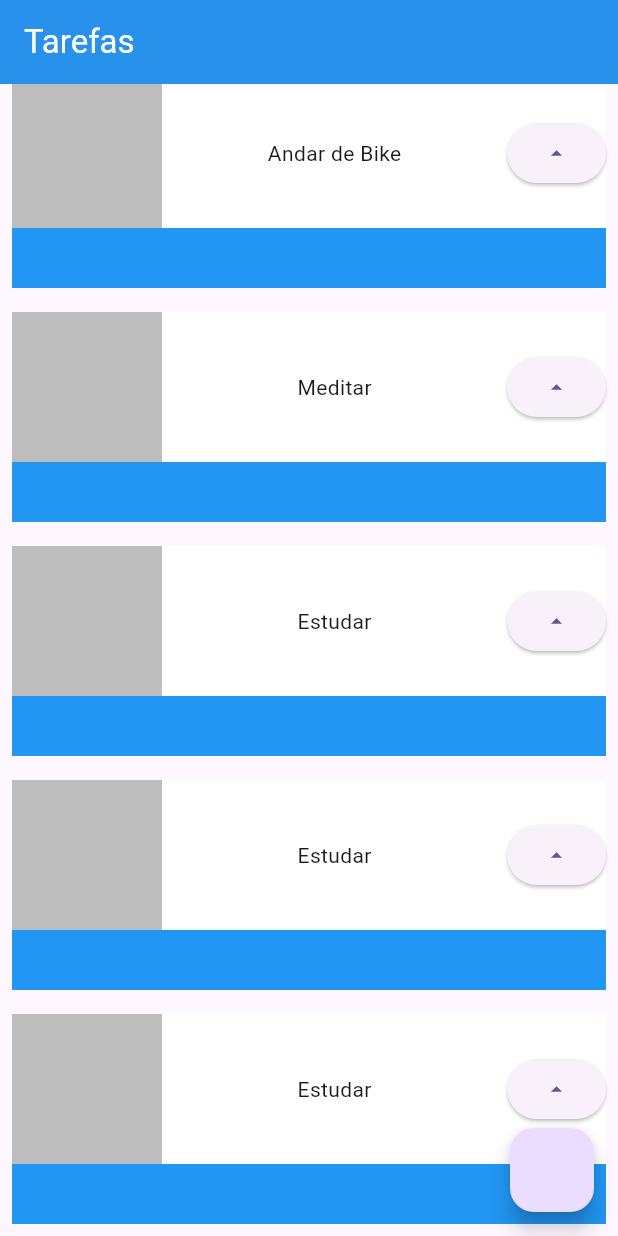
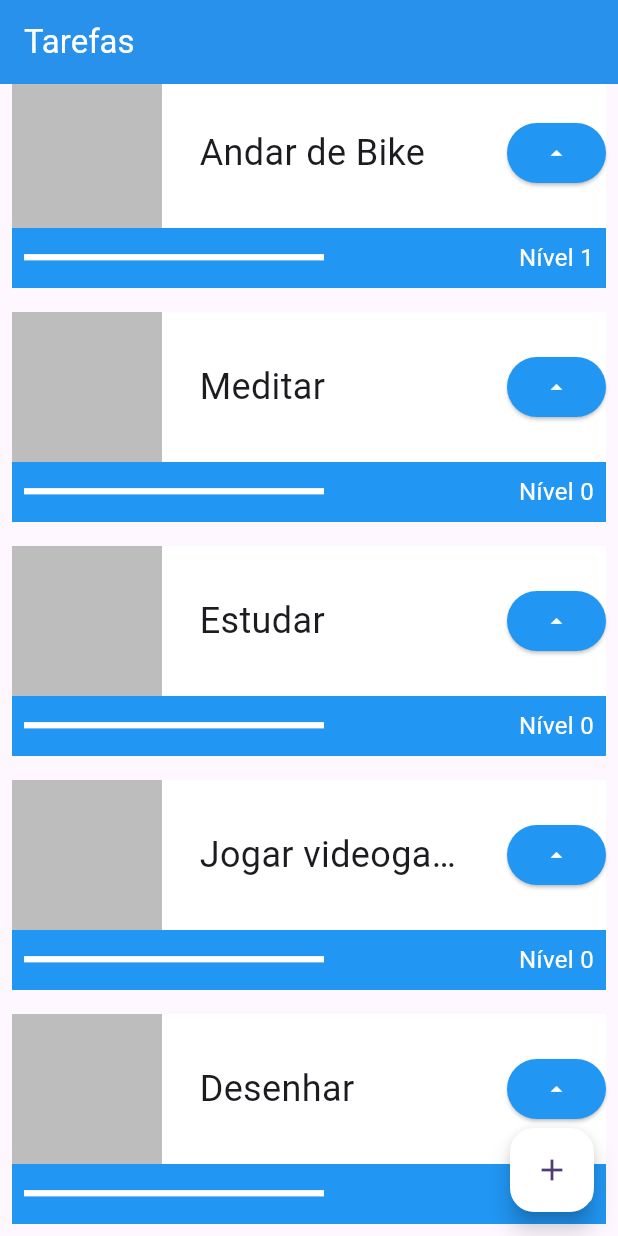
Before and after one commit to gomaaygo/taskapp, a Flutter app: the screen it shows after launch, scrolled down 168 dp, after a tap on the "arrow drop up" icon, on a phone screen of 412 x 824 dp. Run offline on Flutter 3.47's test engine with Material 3 defaults, Android fonts, the phone set to English and light mode, and no system bars.

```diff
--- a/lib/main.dart
+++ b/lib/main.dart
@@ -22,22 +22,39 @@ class MyApp extends StatelessWidget {
           title: const Text('Tarefas'),
         ),
         body: ListView(
-          children: [Task('Aprendendo Flutter'), Task('Andar de Bike'), Task('Meditar'), Task('Estudar'), Task('Estudar'), Task('Estudar')],
+          children: [
+            Task('Aprendendo Flutter'),
+            Task('Andar de Bike'),
+            Task('Meditar'),
+            Task('Estudar'),
+            Task('Jogar videogame'),
+            Task('Desenhar')
+          ],
         ),
         floatingActionButton: FloatingActionButton(
           onPressed: () {},
+          child: Icon(Icons.add),
+          backgroundColor: Colors.white,
         ),
       ),
     );
   }
 }
 
-class Task extends StatelessWidget {
-  final String nome;
-  const Task(this.nome, {super.key});
+class Task extends StatefulWidget {
+  final String name;
+  const Task(this.name, {super.key});
+
+  @override
+  State<Task> createState() => _TaskState();
+}
+
+class _TaskState extends State<Task> {
+  int nivel = 0;
 
   @override
   Widget build(BuildContext context) {
+
     return Padding(
       padding: const EdgeInsets.all(8.0),
       child: Container(
@@ -47,6 +64,8 @@ class Task extends StatelessWidget {
               color: Colors.blue,
               height: 140,
             ),
+            Column(
+              children: [
                 Container(
                   color: Colors.white,
                   height: 100,
@@ -58,13 +77,47 @@ class Task extends StatelessWidget {
                         height: 100,
                         width: 100,
                       ),
-                  Text(nome),
+                      Container(
+                        width: 180,
+                        child: Text(
+                          widget.name,
+                          style: TextStyle(fontSize: 24),
+                          overflow: TextOverflow.ellipsis
+                        ),
+                      ),
                       ElevatedButton(
-                    onPressed: () {},
+                        onPressed: () {
+                          setState(() {
+                            nivel++;
+                          });
+                          print(nivel);
+                        },
                         child: Icon(Icons.arrow_drop_up),
+                        style: ElevatedButton.styleFrom(primary: Colors.blue, onPrimary: Colors.white),
                       )
                     ],
                   ),
+                ),
+                Row(
+                  mainAxisAlignment: MainAxisAlignment.spaceBetween,
+                  children: [
+                    Padding(
+                      padding: const EdgeInsets.all(8.0),
+                      child: Container(
+                        child: LinearProgressIndicator(
+                          color: Colors.white,
+                          value: 1,
+                        ),
+                        width: 200,
+                      ),
+                    ),
+                    Padding(
+                      padding: const EdgeInsets.all(8.0),
+                      child: Text('Nível $nivel', style: TextStyle(color: Colors.white, fontSize: 16),),
+                    ),
+                  ],
+                ),
+              ],
             )
           ],
         ),
```
Lines whose indentation alone changed are shown as unchanged.
